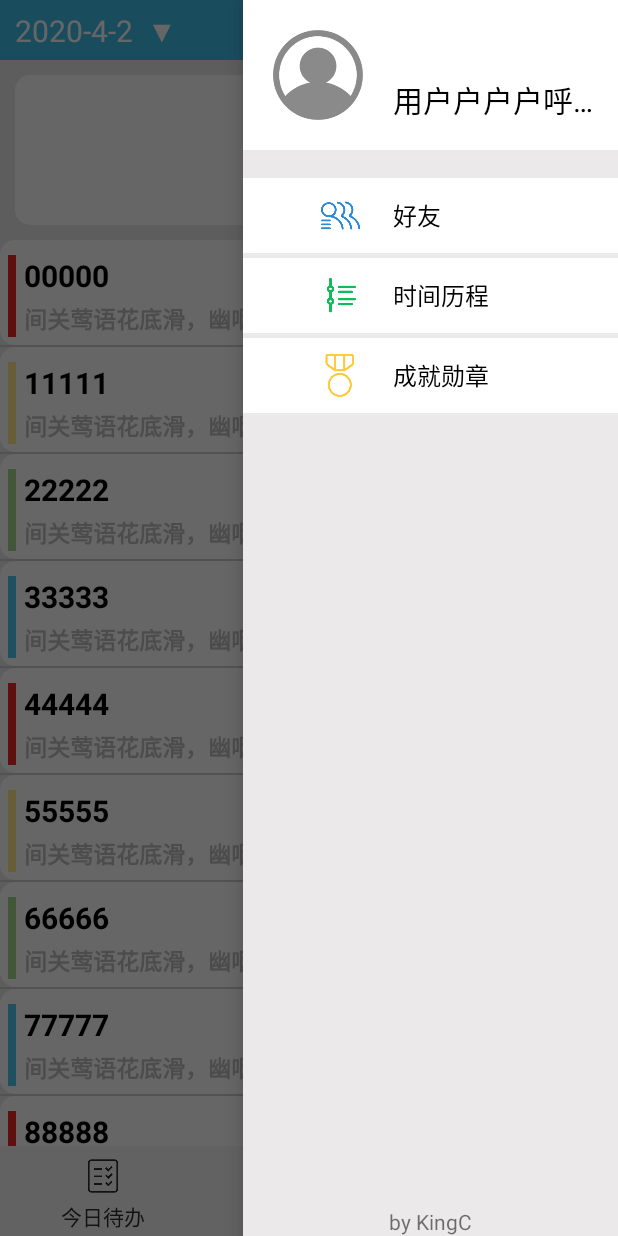
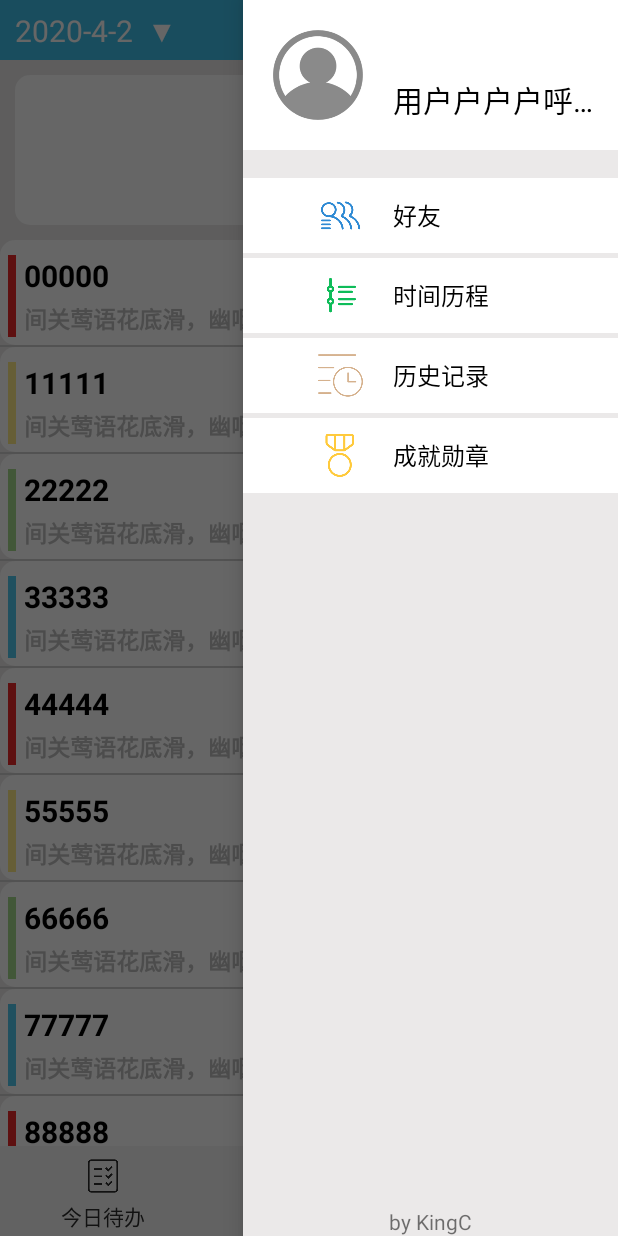
Before and after one commit to kinglc/GraduationProject, an Android app: the ContentActivity screen opened directly, with no data from a screen before it, with the side drawer open, on a phone screen of 412 x 824 dp. Run offline under Robolectric (Android 15) with nearby library versions, the phone set to English and light mode, and no system bars.

Commit message:
添加计划的图表历史

```diff
--- a/TimeBlock/app/src/main/AndroidManifest.xml
+++ b/TimeBlock/app/src/main/AndroidManifest.xml
@@ -13,7 +13,8 @@
         android:supportsRtl="true"
         android:theme="@style/AppTheme"
         tools:ignore="GoogleAppIndexingWarning">
-        <activity android:name=".content.PlanActivity"></activity>
+        <activity android:name=".user.ChartActivity"></activity>
+        <activity android:name=".content.PlanActivity" />
         <activity android:name=".content.NoteActivity" />
         <activity android:name=".user.AchieveActivity" />
         <activity android:name=".user.FriendActivity" />
--- a/TimeBlock/app/src/main/java/com/king/block/ContentActivity.java
+++ b/TimeBlock/app/src/main/java/com/king/block/ContentActivity.java
@@ -26,6 +26,7 @@ import com.king.block.content.NoteFragment;
 import com.king.block.content.PlanFragment;
 import com.king.block.content.TodoFragment;
 import com.king.block.user.AchieveActivity;
+import com.king.block.user.ChartActivity;
 import com.king.block.user.FriendActivity;
 //import com.king.block.user.HistoryActivity;
 import com.king.block.user.LogActivity;
@@ -46,7 +47,7 @@ public class ContentActivity extends AppCompatActivity implements View.OnClickLi
     private TextView note_txt, todo_txt, plan_txt;
 
     //侧边
-    private LinearLayout friend, log, achieve;
+    private LinearLayout friend, log, achieve, history;
 //    private TextView history_txt;
 //    private String txts[]={"待办","计划","备忘"};
 
@@ -99,7 +100,7 @@ public class ContentActivity extends AppCompatActivity implements View.OnClickLi
 
         //侧边
         friend = (LinearLayout) findViewById(R.id.friend);
-//        history = (LinearLayout) findViewById(R.id.history);
+        history = (LinearLayout) findViewById(R.id.history);
         log = (LinearLayout) findViewById(R.id.log);
         achieve = (LinearLayout) findViewById(R.id.achieve);
 //        history_txt = (TextView)findViewById(R.id.history_txt);
@@ -112,7 +113,7 @@ public class ContentActivity extends AppCompatActivity implements View.OnClickLi
         plan.setOnClickListener(this);
 
         friend.setOnClickListener(this);
-//        history.setOnClickListener(this);
+        history.setOnClickListener(this);
         log.setOnClickListener(this);
         achieve.setOnClickListener(this);
 
@@ -170,6 +171,7 @@ public class ContentActivity extends AppCompatActivity implements View.OnClickLi
                 initStyle();
                 todo_pic.setImageResource(R.drawable.todo_selected);
                 todo_txt.setTextColor(getResources().getColor(R.color.commonBlue));
+                history.setVisibility(View.GONE);
                 initFrag();
                 break;
             case R.id.plan:
@@ -177,6 +179,7 @@ public class ContentActivity extends AppCompatActivity implements View.OnClickLi
                 initStyle();
                 plan_pic.setImageResource(R.drawable.plan_selected);
                 plan_txt.setTextColor(getResources().getColor(R.color.commonBlue));
+                history.setVisibility(View.VISIBLE);
                 initFrag();
                 break;
             case R.id.note:
@@ -184,6 +187,7 @@ public class ContentActivity extends AppCompatActivity implements View.OnClickLi
                 initStyle();
                 note_pic.setImageResource(R.drawable.note_selected);
                 note_txt.setTextColor(getResources().getColor(R.color.commonBlue));
+                history.setVisibility(View.GONE);
                 initFrag();
                 break;
             case R.id.friend:
@@ -191,12 +195,11 @@ public class ContentActivity extends AppCompatActivity implements View.OnClickLi
                 it.setClass(ContentActivity.this, FriendActivity.class);
                 startActivity(it);
                 break;
-//            case R.id.history:
-//                drawerLayout.closeDrawer(Gravity.RIGHT);
-//                it.setClass(ContentActivity.this, HistoryActivity.class);
-//                it.putExtra("index", index);
-//                startActivity(it);
-//                break;
+            case R.id.history:
+                drawerLayout.closeDrawer(Gravity.RIGHT);
+                it.setClass(ContentActivity.this, ChartActivity.class);
+                startActivity(it);
+                break;
             case R.id.log:
                 drawerLayout.closeDrawer(Gravity.RIGHT);
                 it.setClass(ContentActivity.this, LogActivity.class);
--- /dev/null
+++ b/TimeBlock/app/src/main/java/com/king/block/user/Log.java
@@ -0,0 +1,4 @@
+package com.king.block.user;
+
+public class Log {
+}
--- /dev/null
+++ b/TimeBlock/app/src/main/java/com/king/block/user/LogAdapter.java
@@ -0,0 +1,4 @@
+package com.king.block.user;
+
+public class LogAdapter {
+}
--- a/TimeBlock/app/src/main/res/layout/activity_content.xml
+++ b/TimeBlock/app/src/main/res/layout/activity_content.xml
@@ -80,29 +80,6 @@
                 android:textColor="#000"
                 android:gravity="center"/>
         </LinearLayout>
-<!--        <LinearLayout-->
-<!--            android:layout_width="250dp"-->
-<!--            android:layout_height="50dp"-->
-<!--            android:layout_marginTop="3dp"-->
-<!--            android:id="@+id/history"-->
-<!--            android:orientation="horizontal"-->
-<!--            android:background="#fff">-->
-<!--            <ImageView-->
-<!--                android:layout_width="30dp"-->
-<!--                android:layout_height="30dp"-->
-<!--                android:src="@drawable/history"-->
-<!--                android:layout_gravity="center"-->
-<!--                android:layout_marginLeft="50dp"/>-->
-<!--            <TextView-->
-<!--                android:layout_width="wrap_content"-->
-<!--                android:layout_height="50dp"-->
-<!--                android:id="@+id/history_txt"-->
-<!--                android:text="历史"-->
-<!--                android:textSize="16dp"-->
-<!--                android:layout_marginLeft="20dp"-->
-<!--                android:textColor="#000"-->
-<!--                android:gravity="center"/>-->
-<!--        </LinearLayout>-->
         <LinearLayout
             android:layout_width="250dp"
             android:layout_height="50dp"
@@ -120,6 +97,30 @@
                 android:layout_width="wrap_content"
                 android:layout_height="50dp"
                 android:text="时间历程"
+                android:textSize="16dp"
+                android:layout_marginLeft="20dp"
+                android:textColor="#000"
+                android:gravity="center"/>
+        </LinearLayout>
+        <LinearLayout
+            android:layout_width="250dp"
+            android:layout_height="50dp"
+            android:layout_marginTop="3dp"
+            android:id="@+id/history"
+            android:orientation="horizontal"
+            android:visibility="visible"
+            android:background="#fff">
+            <ImageView
+                android:layout_width="30dp"
+                android:layout_height="30dp"
+                android:src="@drawable/history"
+                android:layout_gravity="center"
+                android:layout_marginLeft="50dp"/>
+            <TextView
+                android:layout_width="wrap_content"
+                android:layout_height="50dp"
+                android:id="@+id/history_txt"
+                android:text="历史记录"
                 android:textSize="16dp"
                 android:layout_marginLeft="20dp"
                 android:textColor="#000"
--- /dev/null
+++ b/TimeBlock/app/src/main/res/layout/item_log.xml
@@ -0,0 +1,6 @@
+<?xml version="1.0" encoding="utf-8"?>
+<LinearLayout xmlns:android="http://schemas.android.com/apk/res/android"
+    android:layout_width="match_parent"
+    android:layout_height="match_parent">
+
+</LinearLayout>
```
Also changed, not shown: TimeBlock/app/src/main/java/com/king/block/user/ChartActivity.java (added, +29 -0 lines), TimeBlock/app/src/main/res/layout/activity_chart.xml (added, +31 -0 lines).
